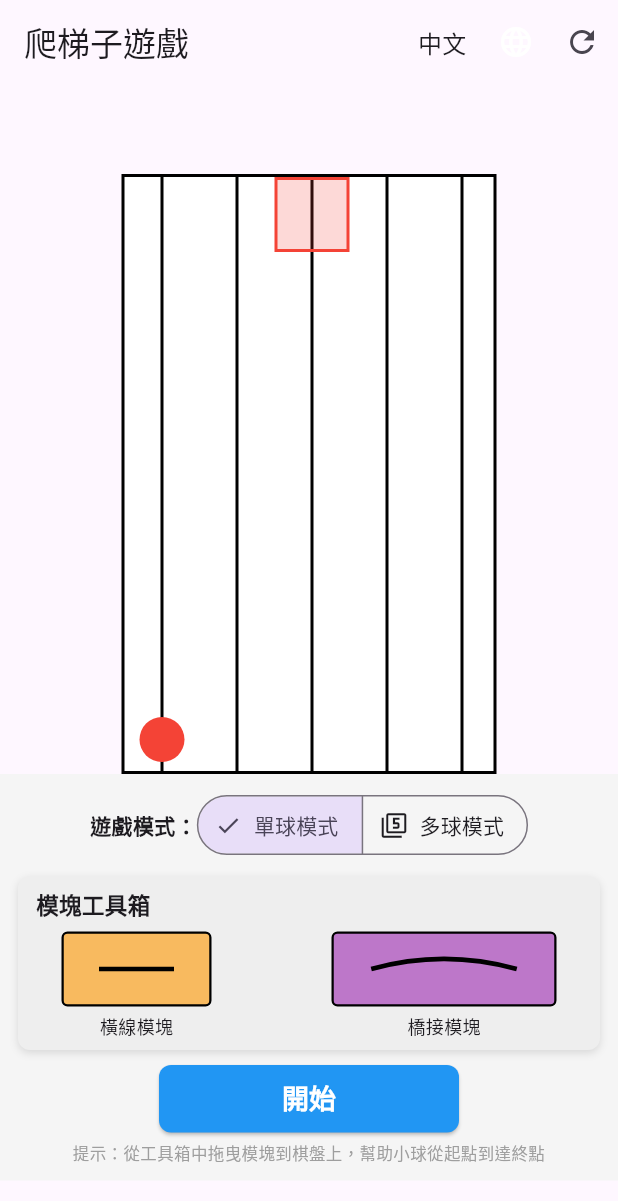
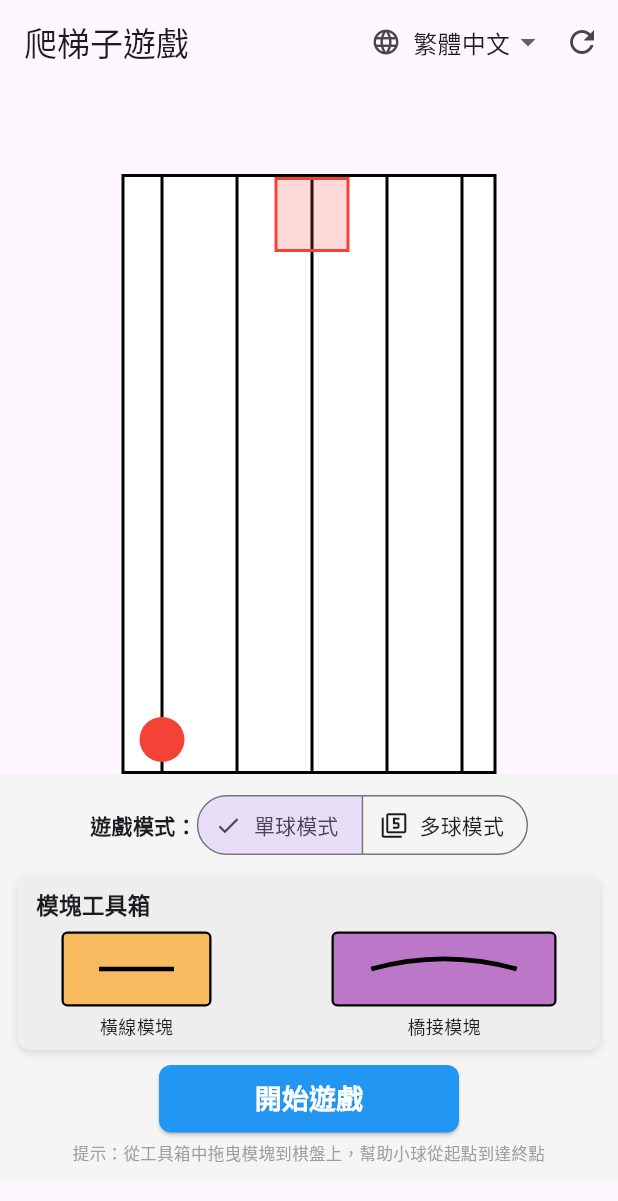
Before and after one commit to dj09032112/amidakuji_game, a Flutter app: the screen it shows after launch, on a phone screen of 412 x 824 dp. Shown: the top 1201 px of the screen. Run offline on Flutter 3.47's test engine with Material 3 defaults, Android fonts, the phone set to English and light mode, and no system bars; generated files the repository leaves out were written again.

Commit message:
v1.2 優化語言架構與選單

```diff
--- a/lib/l10n/app_en.dart
+++ /dev/null
@@ -1,58 +0,0 @@
-import 'package:flutter/material.dart';
-import 'app_localizations.dart';
-
-/// 英文本地化
-class AppLocalizationsEn extends AppLocalizations {
-  AppLocalizationsEn(Locale locale) : super(locale);
-
-  @override
-  String get appTitle => 'Amidakuji Game';
-
-  @override
-  String get resetGame => 'Reset Game';
-
-  @override
-  String get startGame => 'Start';
-
-  @override
-  String get gameInProgress => 'In Progress';
-
-  @override
-  String get newGame => 'New Game';
-
-  @override
-  String get gameMode => 'Game Mode:';
-
-  @override
-  String get singleBallMode => 'Single Ball';
-
-  @override
-  String get multiBallMode => 'Multi Ball';
-
-  @override
-  String get singleBallSuccess => 'Congratulations! The ball reached the destination!';
-
-  @override
-  String get multiBallSuccess => 'Congratulations! All balls reached their correct destinations!';
-
-  @override
-  String get singleBallFailure => 'Sorry! The ball didn\'t reach the correct destination!';
-
-  @override
-  String get multiBallFailure => 'Sorry! Not all balls reached their correct destinations!';
-
-  @override
-  String get toolboxTitle => 'Module Toolbox';
-
-  @override
-  String get horizontalModule => 'Horizontal Line';
-
-  @override
-  String get bridgeModule => 'Bridge Module';
-
-  @override
-  String get singleBallHint => 'Tip: Drag modules from the toolbox to help the ball reach its destination';
-
-  @override
-  String get multiBallHint => 'Tip: Drag modules from the toolbox to help all balls reach their correct destinations';
-}
--- a/lib/l10n/app_localizations.dart
+++ /dev/null
@@ -1,170 +0,0 @@
-import 'dart:async';
-import 'package:flutter/material.dart';
-import 'package:flutter/foundation.dart';
-
-import 'app_zh.dart';
-import 'app_en.dart';
-
-/// 應用程式國際化類
-class AppLocalizations {
-  final Locale locale;
-
-  AppLocalizations(this.locale);
-
-  // 支援的語言
-  static const List<Locale> supportedLocales = [
-    Locale('zh', 'TW'),
-    Locale('en', 'US'),
-  ];
-
-  // 當前語言
-  static Locale? _currentLocale;
-
-  // 獲取當前語言
-  static Locale get currentLocale => _currentLocale ?? supportedLocales.first;
-
-  // 設置當前語言並更新UI
-  static void setLocale(BuildContext context, Locale newLocale) {
-    _currentLocale = newLocale;
-    _AppLocalizationsState? state = _localizationsState[context.hashCode];
-    state?.didChangeDependencies();
-  }
-
-  // 緩存語言實例
-  static final Map<String, AppLocalizations> _cache = {};
-
-  // 緩存 State 實例，用於刷新 UI
-  static final Map<int, _AppLocalizationsState> _localizationsState = {};
-
-  /// 從當前上下文中獲取本地化實例
-  static AppLocalizations? of(BuildContext context) {
-    return Localizations.of<AppLocalizations>(context, AppLocalizations);
-  }
-
-  /// 工廠構造函數，根據語言加載相應的本地化實例
-  static AppLocalizations load(Locale locale) {
-    final String languageTag = _getLanguageTag(locale);
-
-    if (_cache.containsKey(languageTag)) {
-      return _cache[languageTag]!;
-    }
-
-    // 根據語言加載相應的本地化實例
-    AppLocalizations localizations;
-
-    switch (locale.languageCode) {
-      case 'en':
-        localizations = AppLocalizationsEn(locale);
-        break;
-      case 'zh':
-      default:
-        localizations = AppLocalizationsZh(locale);
-        break;
-    }
-
-    _cache[languageTag] = localizations;
-    return localizations;
-  }
-
-  /// 獲取語言標籤
-  static String _getLanguageTag(Locale locale) {
-    return '${locale.languageCode}_${locale.countryCode}';
-  }
-
-  /// 注冊本地化代理
-  static AppLocalizationsDelegate delegate = AppLocalizationsDelegate();
-
-  // 以下是本地化翻譯的方法
-
-  // 應用標題
-  String get appTitle => '';
-
-  // 遊戲功能文字
-  String get resetGame => '';
-  String get startGame => '';
-  String get gameInProgress => '';
-  String get newGame => '';
-
-  // 遊戲模式
-  String get gameMode => '';
-  String get singleBallMode => '';
-  String get multiBallMode => '';
-
-  // 結果顯示
-  String get singleBallSuccess => '';
-  String get multiBallSuccess => '';
-  String get singleBallFailure => '';
-  String get multiBallFailure => '';
-
-  // 工具相關
-  String get toolboxTitle => '';
-  String get horizontalModule => '';
-  String get bridgeModule => '';
-
-  // 遊戲提示
-  String get singleBallHint => '';
-  String get multiBallHint => '';
-}
-
-/// 本地化代理
-class AppLocalizationsDelegate extends LocalizationsDelegate<AppLocalizations> {
-  const AppLocalizationsDelegate();
-
-  @override
-  bool isSupported(Locale locale) {
-    return ['zh', 'en'].contains(locale.languageCode);
-  }
-
-  @override
-  Future<AppLocalizations> load(Locale locale) {
-    // 更新當前語言
-    _currentLocale = locale;
-
-    // 同步返回本地化實例
-    return SynchronousFuture<AppLocalizations>(AppLocalizations.load(locale));
-  }
-
-  @override
-  bool shouldReload(AppLocalizationsDelegate old) => false;
-
-  // 存儲當前語言
-  static Locale? _currentLocale;
-}
-
-/// 本地化構建器
-class AppLocalizationsBuilder extends StatefulWidget {
-  final Widget Function(BuildContext context, AppLocalizations localization) builder;
-
-  const AppLocalizationsBuilder({
-    Key? key,
-    required this.builder,
-  }) : super(key: key);
-
-  @override
-  _AppLocalizationsState createState() => _AppLocalizationsState();
-}
-
-class _AppLocalizationsState extends State<AppLocalizationsBuilder> {
-  @override
-  void initState() {
-    super.initState();
-    // 註冊狀態實例
-    AppLocalizations._localizationsState[context.hashCode] = this;
-  }
-
-  @override
-  void dispose() {
-    // 移除狀態實例
-    AppLocalizations._localizationsState.remove(context.hashCode);
-    super.dispose();
-  }
-
-  @override
-  Widget build(BuildContext context) {
-    final AppLocalizations? localizations = AppLocalizations.of(context);
-    if (localizations == null) {
-      return const SizedBox.shrink();
-    }
-    return widget.builder(context, localizations);
-  }
-}
--- /dev/null
+++ b/lib/l10n/app_zh.arb
@@ -0,0 +1,37 @@
+{
+  "@@locale": "zh",
+
+  "appTitle": "爬梯子遊戲",
+
+  "resetGame": "重置遊戲",
+
+  "startGame": "開始遊戲",
+
+  "gameInProgress": "進行中",
+
+  "newGame": "新遊戲",
+
+  "gameMode": "遊戲模式：",
+
+  "singleBallMode": "單球模式",
+
+  "multiBallMode": "多球模式",
+
+  "singleBallSuccess": "恭喜！小球成功到達終點！",
+
+  "multiBallSuccess": "恭喜！所有小球都正確到達終點！",
+
+  "singleBallFailure": "可惜！小球沒有到達指定終點！",
+
+  "multiBallFailure": "可惜！不是所有小球都到達正確終點！",
+
+  "toolboxTitle": "模塊工具箱",
+
+  "horizontalModule": "橫線模塊",
+
+  "bridgeModule": "橋接模塊",
+
+  "singleBallHint": "提示：從工具箱中拖曳模塊到棋盤上，幫助小球從起點到達終點",
+
+  "multiBallHint": "提示：從工具箱中拖曳模塊到棋盤上，幫助所有小球從各自起點到達對應終點"
+}
--- a/lib/l10n/app_zh.dart
+++ /dev/null
@@ -1,58 +0,0 @@
-import 'package:flutter/material.dart';
-import 'app_localizations.dart';
-
-/// 繁體中文本地化
-class AppLocalizationsZh extends AppLocalizations {
-  AppLocalizationsZh(Locale locale) : super(locale);
-
-  @override
-  String get appTitle => '爬梯子遊戲';
-
-  @override
-  String get resetGame => '重置遊戲';
-
-  @override
-  String get startGame => '開始';
-
-  @override
-  String get gameInProgress => '進行中';
-
-  @override
-  String get newGame => '新遊戲';
-
-  @override
-  String get gameMode => '遊戲模式：';
-
-  @override
-  String get singleBallMode => '單球模式';
-
-  @override
-  String get multiBallMode => '多球模式';
-
-  @override
-  String get singleBallSuccess => '恭喜！小球成功到達終點！';
-
-  @override
-  String get multiBallSuccess => '恭喜！所有小球都正確到達終點！';
-
-  @override
-  String get singleBallFailure => '可惜！小球沒有到達指定終點！';
-
-  @override
-  String get multiBallFailure => '可惜！不是所有小球都到達正確終點！';
-
-  @override
-  String get toolboxTitle => '模塊工具箱';
-
-  @override
-  String get horizontalModule => '橫線模塊';
-
-  @override
-  String get bridgeModule => '橋接模塊';
-
-  @override
-  String get singleBallHint => '提示：從工具箱中拖曳模塊到棋盤上，幫助小球從起點到達終點';
-
-  @override
-  String get multiBallHint => '提示：從工具箱中拖曳模塊到棋盤上，幫助所有小球從各自起點到達對應終點';
-}
--- /dev/null
+++ b/lib/l10n/app_zh_TW.arb
@@ -0,0 +1,37 @@
+{
+  "@@locale": "zh_TW",
+
+  "appTitle": "爬梯子遊戲",
+
+  "resetGame": "重置遊戲",
+
+  "startGame": "開始遊戲",
+
+  "gameInProgress": "進行中",
+
+  "newGame": "新遊戲",
+
+  "gameMode": "遊戲模式：",
+
+  "singleBallMode": "單球模式",
+
+  "multiBallMode": "多球模式",
+
+  "singleBallSuccess": "恭喜！小球成功到達終點！",
+
+  "multiBallSuccess": "恭喜！所有小球都正確到達終點！",
+
+  "singleBallFailure": "可惜！小球沒有到達指定終點！",
+
+  "multiBallFailure": "可惜！不是所有小球都到達正確終點！",
+
+  "toolboxTitle": "模塊工具箱",
+
+  "horizontalModule": "橫線模塊",
+
+  "bridgeModule": "橋接模塊",
+
+  "singleBallHint": "提示：從工具箱中拖曳模塊到棋盤上，幫助小球從起點到達終點",
+
+  "multiBallHint": "提示：從工具箱中拖曳模塊到棋盤上，幫助所有小球從各自起點到達對應終點"
+}
--- a/lib/l10n/locale_provider.dart
+++ b/lib/l10n/locale_provider.dart
@@ -1,22 +1,17 @@
 import 'package:flutter/material.dart';
-import 'app_localizations.dart';
 
-/// 語言提供者類，負責管理應用程序的語言狀態
+/// 語言提供者類，負責管理應用程式的語言狀態
 class LocaleProvider with ChangeNotifier {
-  // 當前語言
-  Locale _locale;
+  /// 當前語言（預設為繁體中文 zh_TW）
+  Locale _currentLocale = const Locale('zh', 'TW');
 
-  // 構造函數
-  LocaleProvider({Locale? locale}) : _locale = locale ?? AppLocalizations.supportedLocales.first;
+  /// 取得當前語言
+  Locale get currentLocale => _currentLocale;
 
-  // 獲取當前語言
-  Locale get locale => _locale;
-
-  // 設置語言
-  void setLocale(BuildContext context, Locale newLocale) {
-    if (_locale != newLocale) {
-      _locale = newLocale;
-      AppLocalizations.setLocale(context, newLocale);
+  /// 設定語言
+  void setLocale(Locale newLocale) {
+    if (_currentLocale != newLocale) {
+      _currentLocale = newLocale;
       notifyListeners();
     }
   }
--- a/lib/main.dart
+++ b/lib/main.dart
@@ -7,7 +7,7 @@ import 'models/board_state.dart';
 import 'models/ball_state.dart';
 import 'models/game_controller.dart';
 import 'screens/game_screen.dart';
-import 'l10n/app_localizations.dart';
+import 'package:flutter_gen/gen_l10n/app_localizations.dart';
 import 'l10n/locale_provider.dart';
 
 void main() {
@@ -47,22 +47,10 @@ class MyApp extends StatelessWidget {
               visualDensity: VisualDensity.adaptivePlatformDensity,
             ),
             // 配置本地化
-            locale: localeProvider.locale,
+            locale: localeProvider.currentLocale,
             supportedLocales: AppLocalizations.supportedLocales,
-            localizationsDelegates: [
-              AppLocalizations.delegate,
-              GlobalMaterialLocalizations.delegate,
-              GlobalWidgetsLocalizations.delegate,
-              GlobalCupertinoLocalizations.delegate,
-            ],
-            home: Builder(
-              builder: (context) {
-                // 確保 AppLocalizations 已經加載
-                final AppLocalizations? localizations = AppLocalizations.of(context);
-
-                return const GameScreen();
-              }
-            ),
+            localizationsDelegates: AppLocalizations.localizationsDelegates,
+            home: const GameScreen(),
             debugShowCheckedModeBanner: false,
           );
         }
--- a/lib/screens/game_screen.dart
+++ b/lib/screens/game_screen.dart
@@ -6,7 +6,7 @@ import '../models/game_controller.dart';
 import '../models/game_enums.dart';
 import '../widgets/game_board.dart';
 import '../widgets/tool_panel.dart';
-import '../l10n/app_localizations.dart';
+import 'package:flutter_gen/gen_l10n/app_localizations.dart';
 import '../l10n/locale_provider.dart';
 
 class GameScreen extends StatefulWidget {
@@ -71,36 +71,48 @@ class _GameScreenState extends State<GameScreen> with TickerProviderStateMixin {
 
   // 創建語言切換下拉選單
   Widget _buildLanguageDropdown(BuildContext context) {
-    final localeProvider = Provider.of<LocaleProvider>(context);
-    final currentLocale = localeProvider.locale;
+    final localeProvider = context.watch<LocaleProvider>();
 
-    return Padding(
-      padding: const EdgeInsets.only(right: 8.0),
-      child: DropdownButton<Locale>(
-        value: currentLocale,
-        onChanged: (Locale? newLocale) {
-          if (newLocale != null) {
-            localeProvider.setLocale(context, newLocale);
-          }
-        },
-        items: AppLocalizations.supportedLocales.map((Locale locale) {
-          String languageText = '';
-          if (locale.languageCode == 'zh') {
-            languageText = '中文';
-          } else if (locale.languageCode == 'en') {
-            languageText = 'English';
-          }
-
-          return DropdownMenuItem<Locale>(
+    return DropdownButton<Locale>(
+      value: localeProvider.currentLocale,
+      onChanged: (Locale? newLocale) {
+        if (newLocale != null) localeProvider.setLocale(newLocale);
+      },
+      items: const [
+        Locale('en'),
+        Locale('zh', 'TW'),
+      ].map((locale) => DropdownMenuItem<Locale>(
             value: locale,
-            child: Text(languageText),
-          );
-        }).toList(),
-        underline: Container(), // 隱藏下劃線
-        icon: const Icon(Icons.language, color: Colors.white),
-      ),
+            child: Row(
+              mainAxisSize: MainAxisSize.min,
+              children: [
+                const Icon(Icons.language, size: 20),
+                const SizedBox(width: 8),
+                Text(_localeName(locale)),
+              ],
+            ),
+          ))
+        .toList(),
+      underline: const SizedBox.shrink(),
+      icon: const Icon(Icons.arrow_drop_down),
     );
   }
+
+  // 語系名稱對照表（可擴充）
+  String _localeName(Locale locale) {
+    if (locale.languageCode == 'zh' && locale.countryCode == 'TW') {
+      return '繁體中文';
+    }
+    if (locale.languageCode == 'zh' && locale.countryCode == 'CN') {
+      return '简体中文';
+    }
+    if (locale.languageCode == 'en') {
+      return 'English';
+    }
+    return locale.toLanguageTag(); // fallback 顯示為 "en" 或 "zh-TW"
+  }
+
+
 
   // 創建固定高度的結果顯示區域
   Widget _buildResultDisplay(BuildContext context) {
--- a/lib/widgets/tool_panel.dart
+++ b/lib/widgets/tool_panel.dart
@@ -1,7 +1,7 @@
 import 'package:flutter/material.dart';
 import '../models/game_module.dart';
 import '../themes/app_theme.dart';
-import '../l10n/app_localizations.dart';
+import 'package:flutter_gen/gen_l10n/app_localizations.dart';
 import 'module_widget.dart';
 
 class ToolPanel extends StatelessWidget {
--- a/pubspec.yaml
+++ b/pubspec.yaml
@@ -21,3 +21,4 @@ dev_dependencies:
 
 flutter:
   uses-material-design: true
+  generate: true
```
Also changed, not shown: lib/l10n/app_en.arb (added, +37 -0 lines), 1 other file.
